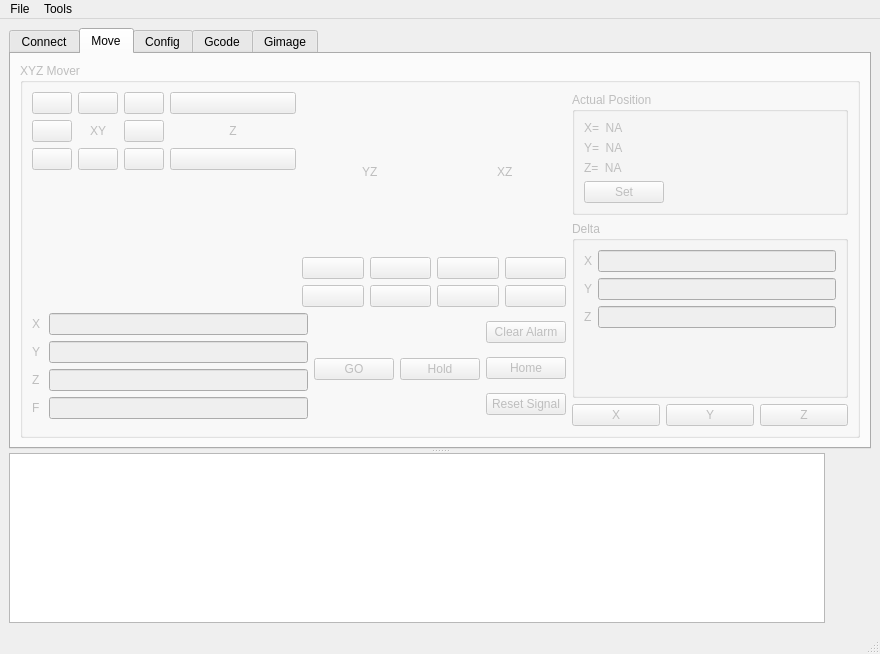
Old version of the form GuiXYZ_V1.ui in the repository fedetony/GUI_XYZ_GImage.
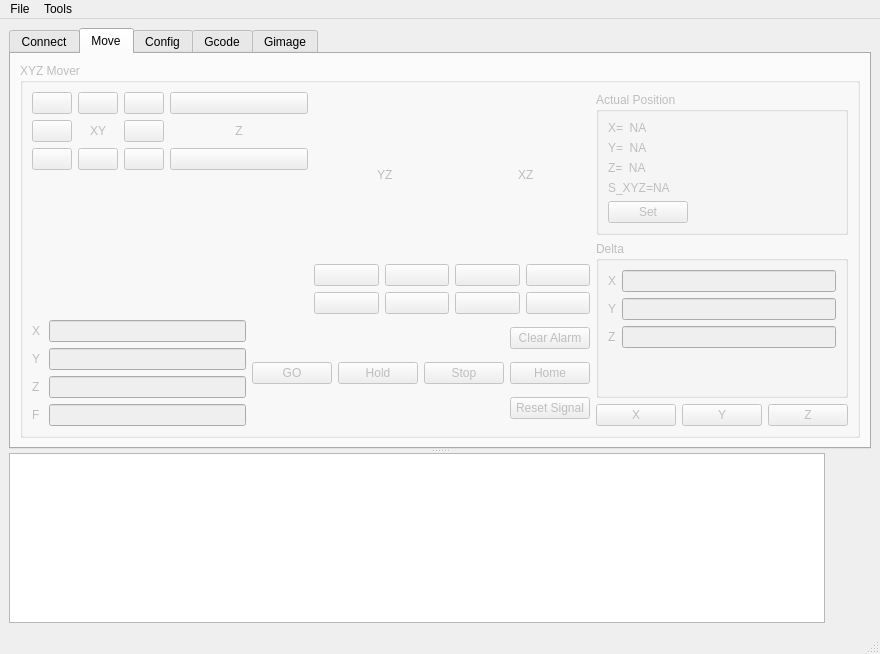
New version of the form. The open tabs and pages were chosen to show the change. Icons and pictures are not drawn.

Commit message: Added stop button and stop fuctionality Added tooltips to buttons Added stream type combobox

Patch:
```diff
--- a/GuiXYZ_V1.ui
+++ b/GuiXYZ_V1.ui
@@ -550,7 +550,7 @@
                  </property>
                 </widget>
                </item>
-               <item row="3" column="0">
+               <item row="4" column="0">
                 <widget class="QPushButton" name="pushButton_SetPos">
                  <property name="text">
                   <string>Set</string>
@@ -567,6 +567,13 @@
                  </property>
                 </widget>
                </item>
+               <item row="3" column="0">
+                <widget class="QLabel" name="label_Stateact">
+                 <property name="text">
+                  <string>S_XYZ=NA</string>
+                 </property>
+                </widget>
+               </item>
               </layout>
              </widget>
             </item>
@@ -689,6 +696,26 @@
                 </property>
                </widget>
               </item>
+              <item row="0" column="2">
+               <widget class="QPushButton" name="pushButton_MoveStop">
+                <property name="toolTip">
+                 <string>quickStop action</string>
+                </property>
+                <property name="text">
+                 <string>Stop</string>
+                </property>
+                <property name="icon">
+                 <iconset>
+                  <normaloff>img/Actions-process-stop-icon.png</normaloff>img/Actions-process-stop-icon.png</iconset>
+                </property>
+                <property name="iconSize">
+                 <size>
+                  <width>50</width>
+                  <height>50</height>
+                 </size>
+                </property>
+               </widget>
+              </item>
              </layout>
             </item>
             <item row="2" column="2" rowspan="2">
```
Left out of the diff: 32 changed lines with no effect on the pictures. The commit also changes 7 other files.
